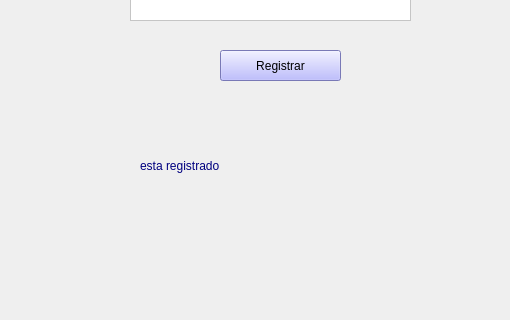
Before: the Qt Designer form crearcuenta.ui in Jazz2016/Interfazjaz, drawn with Qt 5; both pictures show x 0 to 510 and y 280 to 600 of the 800 by 600 pixel window.
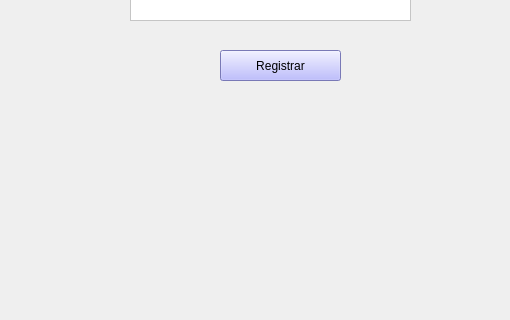
After: the same form once the commit is applied.

Patch:
```diff
--- a/crearcuenta.ui
+++ b/crearcuenta.ui
@@ -128,7 +128,7 @@
      <string notr="true">color: rgb(0, 0, 127);</string>
     </property>
     <property name="text">
-     <string>esta registrado</string>
+     <string/>
     </property>
     <property name="textFormat">
      <enum>Qt::TextFormat::AutoText</enum>
```
